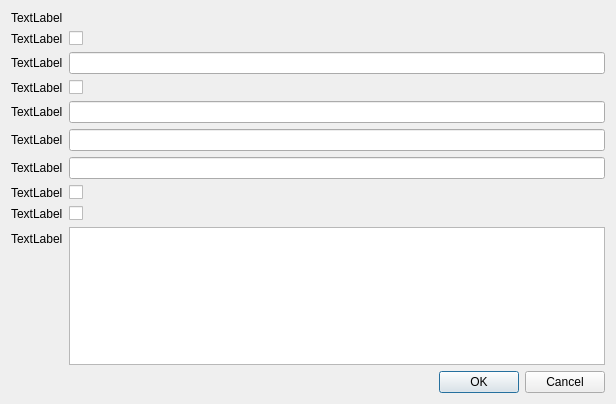
Qt form rpfm_ui/ui_templates/new_schema_patch_dialog.ui (Frodo45127/rpfm) before a commit.
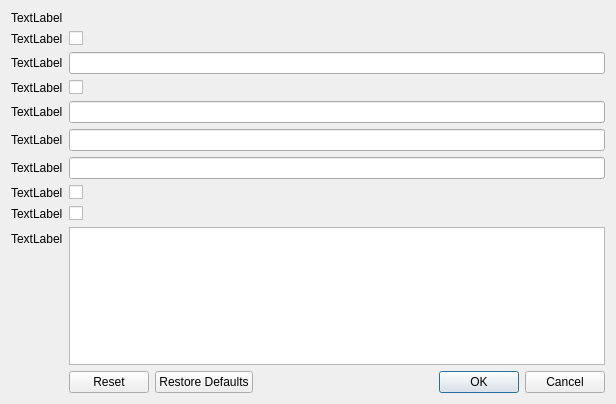
The same form after that commit.

What changed in the file:
```diff
--- a/rpfm_ui/ui_templates/new_schema_patch_dialog.ui
+++ b/rpfm_ui/ui_templates/new_schema_patch_dialog.ui
@@ -64,7 +64,7 @@
       <enum>Qt::Horizontal</enum>
      </property>
      <property name="standardButtons">
-      <set>QDialogButtonBox::Cancel|QDialogButtonBox::Ok</set>
+      <set>QDialogButtonBox::Cancel|QDialogButtonBox::Ok|QDialogButtonBox::Reset|QDialogButtonBox::RestoreDefaults</set>
      </property>
      <property name="centerButtons">
       <bool>false</bool>
```
